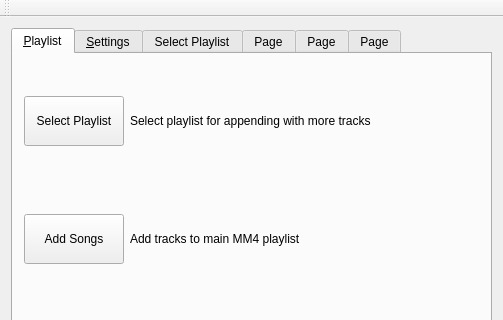
Harpo3/archsimian, file archsimian.ui: the form before one commit; both pictures show x 0 to 503 and y 0 to 320 of the 503 by 459 pixel window.
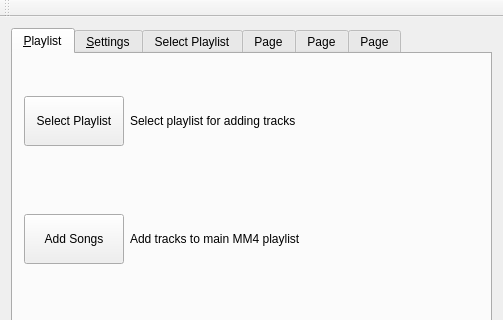
The form after the commit.

Commit message: Mostly formatting changes to gui

Diff of the .ui file:
```diff
--- a/archsimian.ui
+++ b/archsimian.ui
@@ -73,7 +73,7 @@
           <item>
            <widget class="QLabel" name="setgetplaylistLabel">
             <property name="text">
-             <string>Select playlist for appending with more tracks</string>
+             <string>Select playlist for adding tracks</string>
             </property>
            </widget>
           </item>
```
The commit also changes 4 other files.
